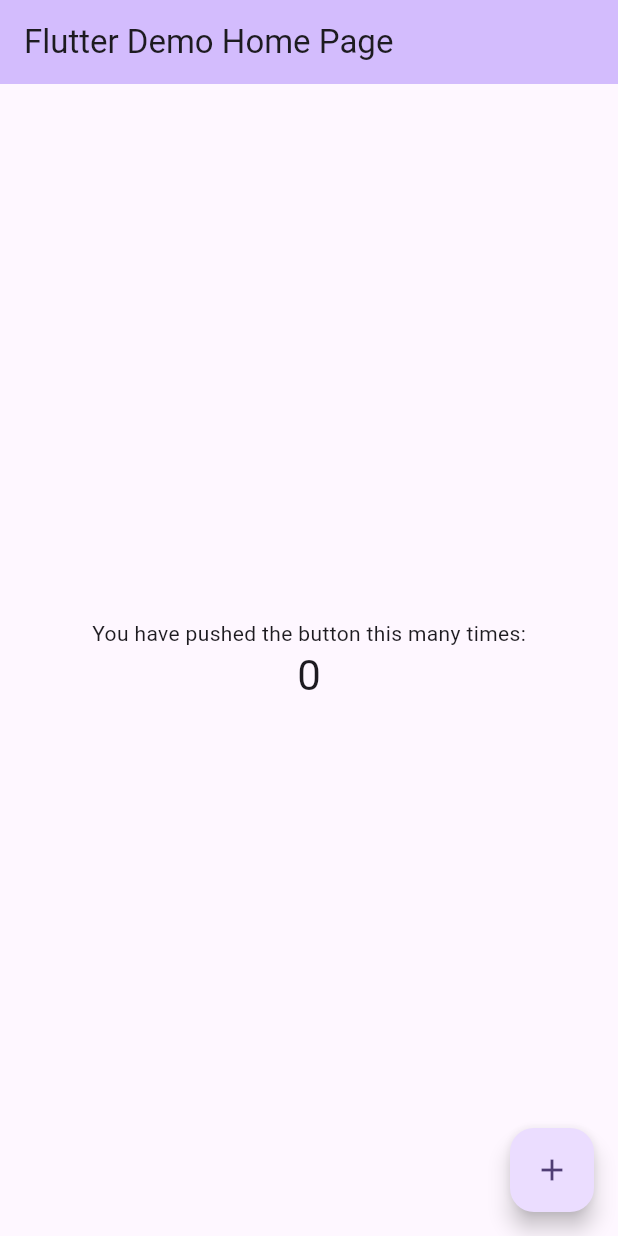
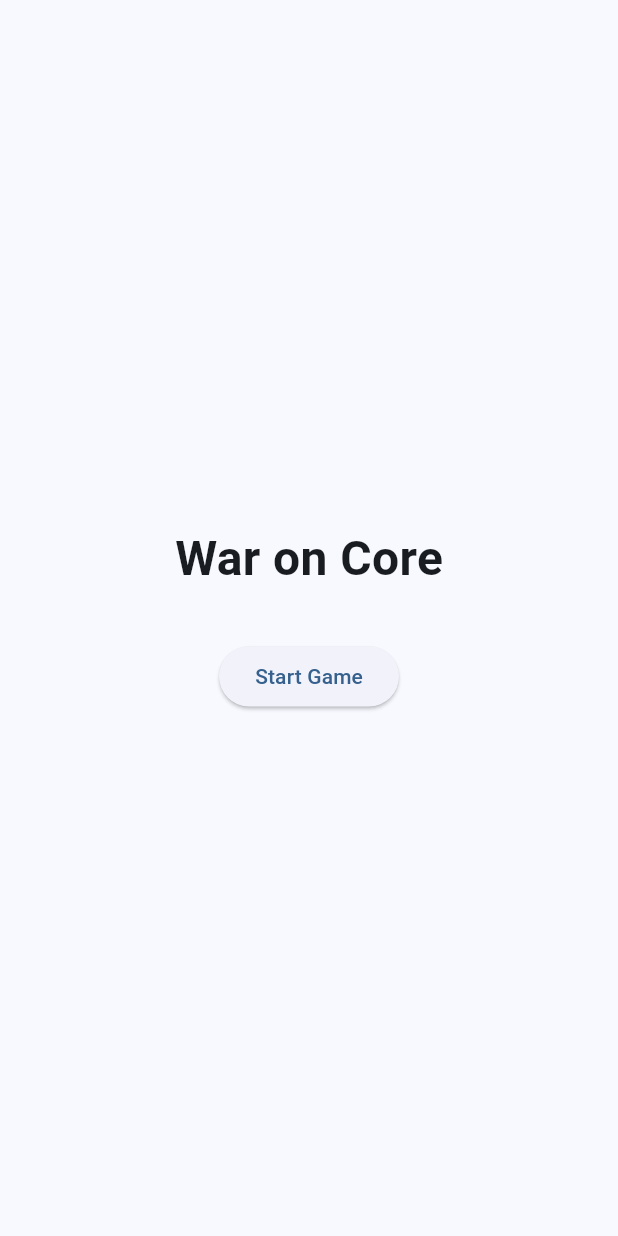
Before and after one commit to AishaRiah/CS-girlies-app, a Flutter app: the screen it shows after launch, on a phone screen of 412 x 824 dp. Run offline on Flutter 3.47's test engine with Material 3 defaults, Android fonts, the phone set to English and light mode, and no system bars.

Commit message:
Screens for UI

```diff
--- /dev/null
+++ b/lib/game/flame_game_impl.dart
@@ -0,0 +1,4 @@
+// Backend dev owns this file
+class FlameGameImpl {
+  // Game implementation will be added by backend dev
+}
--- /dev/null
+++ b/lib/game/game_components.dart
@@ -0,0 +1,3 @@
+class GameComponents {
+  // Game components will be defined here
+}
--- a/lib/main.dart
+++ b/lib/main.dart
@@ -1,122 +1,21 @@
 import 'package:flutter/material.dart';
+import 'ui/screens/intro_screen.dart';
 
 void main() {
-  runApp(const MyApp());
+  runApp(const WarOnCoreApp());
 }
 
-class MyApp extends StatelessWidget {
-  const MyApp({super.key});
+class WarOnCoreApp extends StatelessWidget {
+  const WarOnCoreApp({super.key});
 
-  // This widget is the root of your application.
   @override
   Widget build(BuildContext context) {
     return MaterialApp(
-      title: 'Flutter Demo',
+      title: 'War on Core',
       theme: ThemeData(
-        // This is the theme of your application.
-        //
-        // TRY THIS: Try running your application with "flutter run". You'll see
-        // the application has a purple toolbar. Then, without quitting the app,
-        // try changing the seedColor in the colorScheme below to Colors.green
-        // and then invoke "hot reload" (save your changes or press the "hot
-        // reload" button in a Flutter-supported IDE, or press "r" if you used
-        // the command line to start the app).
-        //
-        // Notice that the counter didn't reset back to zero; the application
-        // state is not lost during the reload. To reset the state, use hot
-        // restart instead.
-        //
-        // This works for code too, not just values: Most code changes can be
-        // tested with just a hot reload.
-        colorScheme: ColorScheme.fromSeed(seedColor: Colors.deepPurple),
+        colorScheme: ColorScheme.fromSeed(seedColor: Colors.blue),
       ),
-      home: const MyHomePage(title: 'Flutter Demo Home Page'),
+      home: const IntroScreen(),
     );
   }
 }
-
-class MyHomePage extends StatefulWidget {
-  const MyHomePage({super.key, required this.title});
-
-  // This widget is the home page of your application. It is stateful, meaning
-  // that it has a State object (defined below) that contains fields that affect
-  // how it looks.
-
-  // This class is the configuration for the state. It holds the values (in this
-  // case the title) provided by the parent (in this case the App widget) and
-  // used by the build method of the State. Fields in a Widget subclass are
-  // always marked "final".
-
-  final String title;
-
-  @override
-  State<MyHomePage> createState() => _MyHomePageState();
-}
-
-class _MyHomePageState extends State<MyHomePage> {
-  int _counter = 0;
-
-  void _incrementCounter() {
-    setState(() {
-      // This call to setState tells the Flutter framework that something has
-      // changed in this State, which causes it to rerun the build method below
-      // so that the display can reflect the updated values. If we changed
-      // _counter without calling setState(), then the build method would not be
-      // called again, and so nothing would appear to happen.
-      _counter++;
-    });
-  }
-
-  @override
-  Widget build(BuildContext context) {
-    // This method is rerun every time setState is called, for instance as done
-    // by the _incrementCounter method above.
-    //
-    // The Flutter framework has been optimized to make rerunning build methods
-    // fast, so that you can just rebuild anything that needs updating rather
-    // than having to individually change instances of widgets.
-    return Scaffold(
-      appBar: AppBar(
-        // TRY THIS: Try changing the color here to a specific color (to
-        // Colors.amber, perhaps?) and trigger a hot reload to see the AppBar
-        // change color while the other colors stay the same.
-        backgroundColor: Theme.of(context).colorScheme.inversePrimary,
-        // Here we take the value from the MyHomePage object that was created by
-        // the App.build method, and use it to set our appbar title.
-        title: Text(widget.title),
-      ),
-      body: Center(
-        // Center is a layout widget. It takes a single child and positions it
-        // in the middle of the parent.
-        child: Column(
-          // Column is also a layout widget. It takes a list of children and
-          // arranges them vertically. By default, it sizes itself to fit its
-          // children horizontally, and tries to be as tall as its parent.
-          //
-          // Column has various properties to control how it sizes itself and
-          // how it positions its children. Here we use mainAxisAlignment to
-          // center the children vertically; the main axis here is the vertical
-          // axis because Columns are vertical (the cross axis would be
-          // horizontal).
-          //
-          // TRY THIS: Invoke "debug painting" (choose the "Toggle Debug Paint"
-          // action in the IDE, or press "p" in the console), to see the
-          // wireframe for each widget.
-          mainAxisAlignment: MainAxisAlignment.center,
-          children: <Widget>[
-            const Text('You have pushed the button this many times:'),
-            Text(
-              '$_counter',
-              style: Theme.of(context).textTheme.headlineMedium,
-            ),
-          ],
-        ),
-      ),
-      floatingActionButton: FloatingActionButton(
-        onPressed: _incrementCounter,
-        tooltip: 'Increment',
-        child: const Icon(Icons.add),
-      ), // This trailing comma makes auto-formatting nicer for build methods.
-    );
-  }
-}
--- /dev/null
+++ b/lib/ui/screens/intro_screen.dart
@@ -0,0 +1,26 @@
+import 'package:flutter/material.dart';
+import 'story_screen.dart';
+
+class IntroScreen extends StatelessWidget {
+  static const routeName = '/';
+  const IntroScreen({super.key});
+
+  @override
+  Widget build(BuildContext context) {
+    return Scaffold(
+      body: Center(
+        child: Column(
+          mainAxisAlignment: MainAxisAlignment.center,
+          children: [
+            const Text('War on Core', style: TextStyle(fontSize: 32, fontWeight: FontWeight.bold)),
+            const SizedBox(height: 32),
+            ElevatedButton(
+              onPressed: () => Navigator.push(context, MaterialPageRoute(builder: (context) => const StoryScreen())),
+              child: const Text('Start Game'),
+            ),
+          ],
+        ),
+      ),
+    );
+  }
+}
```
Also changed, not shown: lib/data/quiz_questions.dart (added, +17 -0 lines), lib/data/storyline.dart (added, +15 -0 lines), lib/ui/layout/app_colors.dart (added, +8 -0 lines), lib/ui/layout/app_padding.dart (added, +7 -0 lines), lib/ui/layout/app_text_styles.dart (added, +7 -0 lines), lib/ui/layout/responsive.dart (added, +7 -0 lines), lib/ui/screens/level_screen.dart (added, +86 -0 lines), lib/ui/screens/quiz_screen.dart (added, +20 -0 lines), lib/ui/screens/story_screen.dart (added, +44 -0 lines), lib/ui/widgets/collectible_icon.dart (added, +16 -0 lines), lib/ui/widgets/echo_speech_bubble.dart (added, +19 -0 lines), lib/ui/widgets/neural_node.dart (added, +19 -0 lines), lib/ui/widgets/section_title.dart (added, +15 -0 lines), lib/ui/widgets/ui_button.dart (added, +16 -0 lines), 1 other file.
